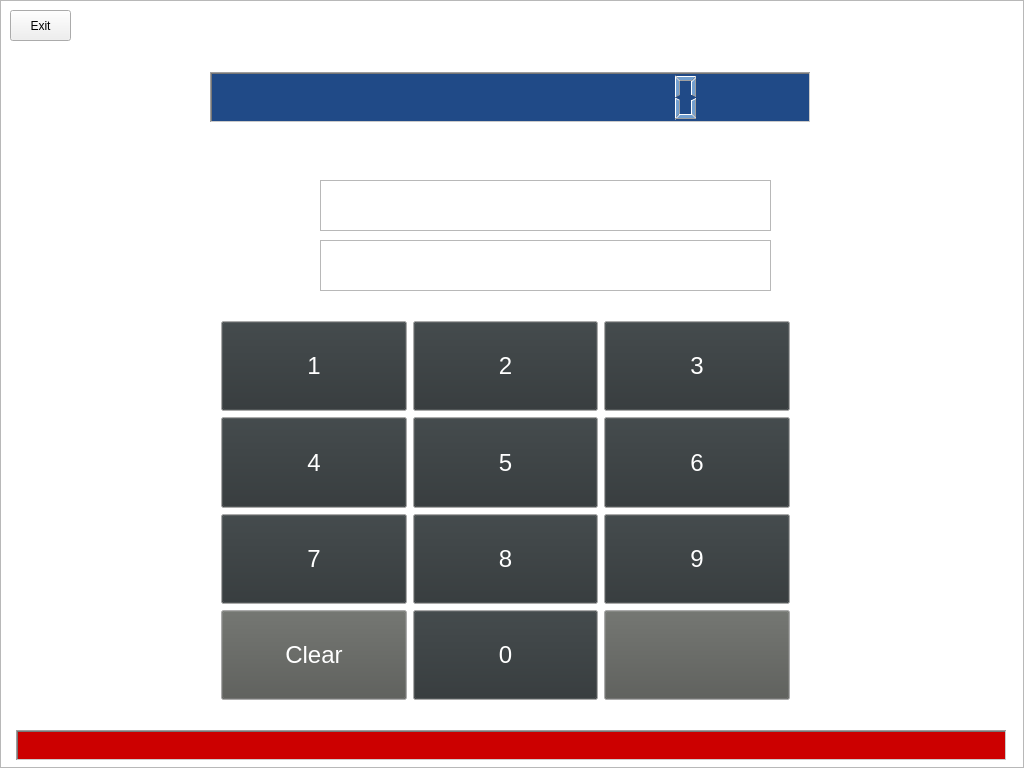
Old version of the form mainwindow.ui in the repository swodaemkram/aces.
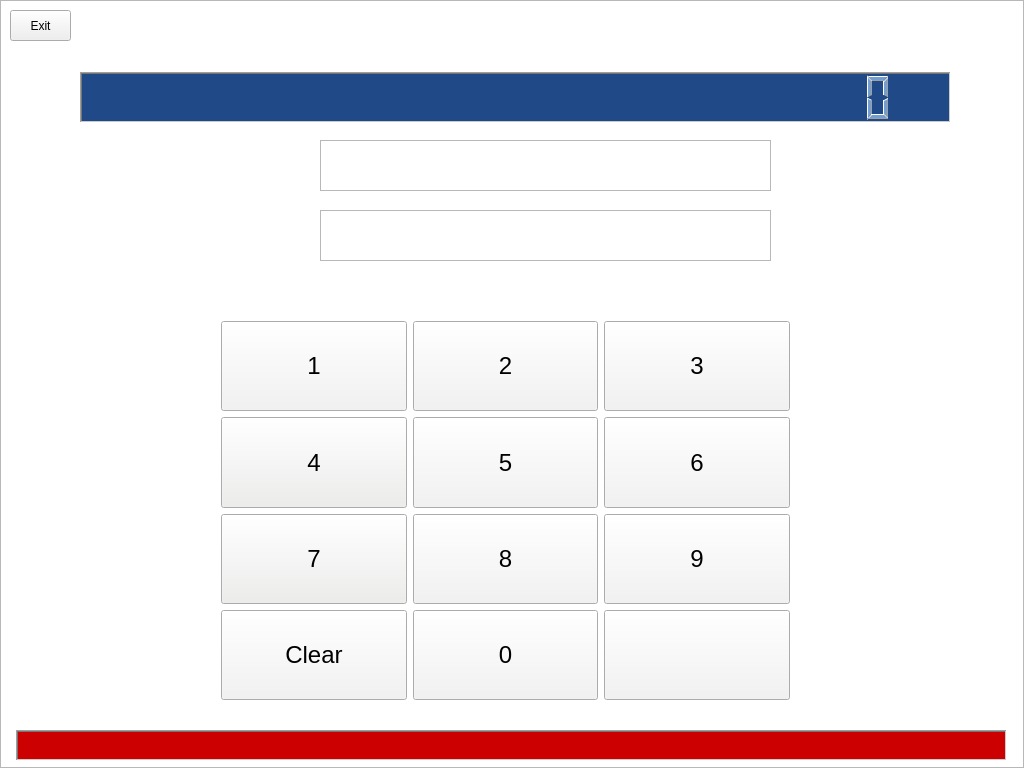
New version of the form.

Diff of the .ui file:
```diff
--- a/mainwindow.ui
+++ b/mainwindow.ui
@@ -194,18 +194,18 @@
           <colorrole role="Button">
            <brush brushstyle="SolidPattern">
             <color alpha="255">
-             <red>46</red>
-             <green>52</green>
-             <blue>54</blue>
+             <red>243</red>
+             <green>243</green>
+             <blue>243</blue>
             </color>
            </brush>
           </colorrole>
           <colorrole role="ButtonText">
            <brush brushstyle="SolidPattern">
             <color alpha="255">
-             <red>255</red>
-             <green>255</green>
-             <blue>255</blue>
+             <red>0</red>
+             <green>0</green>
+             <blue>0</blue>
             </color>
            </brush>
           </colorrole>
@@ -214,18 +214,18 @@
           <colorrole role="Button">
            <brush brushstyle="SolidPattern">
             <color alpha="255">
-             <red>46</red>
-             <green>52</green>
-             <blue>54</blue>
+             <red>243</red>
+             <green>243</green>
+             <blue>243</blue>
             </color>
            </brush>
           </colorrole>
           <colorrole role="ButtonText">
            <brush brushstyle="SolidPattern">
             <color alpha="255">
-             <red>255</red>
-             <green>255</green>
-             <blue>255</blue>
+             <red>0</red>
+             <green>0</green>
+             <blue>0</blue>
             </color>
            </brush>
           </colorrole>
@@ -234,9 +234,9 @@
           <colorrole role="Button">
            <brush brushstyle="SolidPattern">
             <color alpha="255">
-             <red>46</red>
-             <green>52</green>
-             <blue>54</blue>
+             <red>243</red>
+             <green>243</green>
+             <blue>243</blue>
             </color>
            </brush>
           </colorrole>
@@ -279,18 +279,18 @@
           <colorrole role="Button">
            <brush brushstyle="SolidPattern">
             <color alpha="255">
-             <red>46</red>
-             <green>52</green>
-             <blue>54</blue>
+             <red>243</red>
+             <green>243</green>
+             <blue>243</blue>
             </color>
            </brush>
           </colorrole>
           <colorrole role="ButtonText">
            <brush brushstyle="SolidPattern">
             <color alpha="255">
-             <red>255</red>
-             <green>255</green>
-             <blue>255</blue>
+             <red>0</red>
+             <green>0</green>
+             <blue>0</blue>
             </color>
            </brush>
           </colorrole>
@@ -299,18 +299,18 @@
           <colorrole role="Button">
            <brush brushstyle="SolidPattern">
             <color alpha="255">
-             <red>46</red>
-             <green>52</green>
-             <blue>54</blue>
+             <red>243</red>
+             <green>243</green>
+             <blue>243</blue>
             </color>
            </brush>
           </colorrole>
           <colorrole role="ButtonText">
            <brush brushstyle="SolidPattern">
             <color alpha="255">
-             <red>255</red>
-             <green>255</green>
-             <blue>255</blue>
+             <red>0</red>
+             <green>0</green>
+             <blue>0</blue>
             </color>
            </brush>
           </colorrole>
@@ -319,9 +319,9 @@
           <colorrole role="Button">
            <brush brushstyle="SolidPattern">
             <color alpha="255">
-             <red>46</red>
-             <green>52</green>
-             <blue>54</blue>
+             <red>243</red>
+             <green>243</green>
+             <blue>243</blue>
             </color>
            </brush>
           </colorrole>
@@ -364,18 +364,18 @@
           <colorrole role="Button">
            <brush brushstyle="SolidPattern">
             <color alpha="255">
-             <red>46</red>
-             <green>52</green>
-             <blue>54</blue>
+             <red>243</red>
+             <green>243</green>
+             <blue>243</blue>
             </color>
            </brush>
           </colorrole>
           <colorrole role="ButtonText">
            <brush brushstyle="SolidPattern">
             <color alpha="255">
-             <red>255</red>
-             <green>255</green>
-             <blue>255</blue>
+             <red>0</red>
+             <green>0</green>
+             <blue>0</blue>
             </color>
            </brush>
           </colorrole>
@@ -384,18 +384,18 @@
           <colorrole role="Button">
            <brush brushstyle="SolidPattern">
             <color alpha="255">
-             <red>46</red>
-             <green>52</green>
-             <blue>54</blue>
+             <red>243</red>
+             <green>243</green>
+             <blue>243</blue>
             </color>
            </brush>
           </colorrole>
           <colorrole role="ButtonText">
            <brush brushstyle="SolidPattern">
             <color alpha="255">
-             <red>255</red>
-             <green>255</green>
-             <blue>255</blue>
+             <red>0</red>
+             <green>0</green>
+             <blue>0</blue>
             </color>
            </brush>
           </colorrole>
@@ -404,9 +404,9 @@
           <colorrole role="Button">
            <brush brushstyle="SolidPattern">
             <color alpha="255">
-             <red>46</red>
-             <green>52</green>
-             <blue>54</blue>
+             <red>243</red>
+             <green>243</green>
+             <blue>243</blue>
             </color>
            </brush>
           </colorrole>
@@ -449,18 +449,18 @@
           <colorrole role="Button">
            <brush brushstyle="SolidPattern">
             <color alpha="255">
-             <red>46</red>
-             <green>52</green>
-             <blue>54</blue>
+             <red>243</red>
+             <green>243</green>
+             <blue>243</blue>
             </color>
            </brush>
           </colorrole>
           <colorrole role="ButtonText">
            <brush brushstyle="SolidPattern">
             <color alpha="255">
-             <red>255</red>
-             <green>255</green>
-             <blue>255</blue>
+             <red>0</red>
+             <green>0</green>
+             <blue>0</blue>
             </color>
            </brush>
           </colorrole>
@@ -469,18 +469,18 @@
           <colorrole role="Button">
            <brush brushstyle="SolidPattern">
             <color alpha="255">
-             <red>46</red>
-             <green>52</green>
-             <blue>54</blue>
+             <red>243</red>
+             <green>243</green>
+             <blue>243</blue>
             </color>
            </brush>
           </colorrole>
           <colorrole role="ButtonText">
            <brush brushstyle="SolidPattern">
             <color alpha="255">
-             <red>255</red>
-             <green>255</green>
-             <blue>255</blue>
+             <red>0</red>
+             <green>0</green>
+             <blue>0</blue>
             </color>
            </brush>
           </colorrole>
@@ -489,9 +489,9 @@
           <colorrole role="Button">
            <brush brushstyle="SolidPattern">
             <color alpha="255">
-             <red>46</red>
-             <green>52</green>
-             <blue>54</blue>
+             <red>243</red>
+             <green>243</green>
+             <blue>243</blue>
             </color>
            </brush>
           </colorrole>
@@ -534,18 +534,18 @@
           <colorrole role="Button">
            <brush brushstyle="SolidPattern">
             <color alpha="255">
-             <red>46</red>
-             <green>52</green>
-             <blue>54</blue>
+             <red>243</red>
+             <green>243</green>
+             <blue>243</blue>
             </color>
            </brush>
           </colorrole>
           <colorrole role="ButtonText">
            <brush brushstyle="SolidPattern">
             <color alpha="255">
-             <red>255</red>
-             <green>255</green>
-             <blue>255</blue>
+             <red>0</red>
+             <green>0</green>
+             <blue>0</blue>
             </color>
            </brush>
           </colorrole>
@@ -554,18 +554,18 @@
           <colorrole role="Button">
            <brush brushstyle="SolidPattern">
             <color alpha="255">
-             <red>46</red>
-             <green>52</green>
-             <blue>54</blue>
+             <red>243</red>
+             <green>243</green>
+             <blue>243</blue>
             </color>
            </brush>
           </colorrole>
           <colorrole role="ButtonText">
            <brush brushstyle="SolidPattern">
             <color alpha="255">
-             <red>255</red>
-             <green>255</green>
-             <blue>255</blue>
+             <red>0</red>
+             <green>0</green>
+             <blue>0</blue>
             </color>
            </brush>
           </colorrole>
@@ -574,9 +574,9 @@
           <colorrole role="Button">
            <brush brushstyle="SolidPattern">
             <color alpha="255">
-             <red>46</red>
-             <green>52</green>
-             <blue>54</blue>
+             <red>243</red>
+             <green>243</green>
+             <blue>243</blue>
             </color>
            </brush>
           </colorrole>
@@ -619,18 +619,18 @@
           <colorrole role="Button">
            <brush brushstyle="SolidPattern">
             <color alpha="255">
-             <red>46</red>
-             <green>52</green>
-             <blue>54</blue>
+             <red>243</red>
+             <green>243</green>
+             <blue>243</blue>
             </color>
            </brush>
           </colorrole>
           <colorrole role="ButtonText">
            <brush brushstyle="SolidPattern">
             <color alpha="255">
-             <red>255</red>
-             <green>255</green>
-             <blue>255</blue>
+             <red>0</red>
+             <green>0</green>
+             <blue>0</blue>
             </color>
            </brush>
           </colorrole>
@@ -639,18 +639,18 @@
           <colorrole role="Button">
            <brush brushstyle="SolidPattern">
             <color alpha="255">
-             <red>46</red>
-             <green>52</green>
-             <blue>54</blue>
+             <red>243</red>
+             <green>243</green>
+             <blue>243</blue>
             </color>
            </brush>
           </colorrole>
           <colorrole role="ButtonText">
            <brush brushstyle="SolidPattern">
             <color alpha="255">
-             <red>255</red>
-             <green>255</green>
-             <blue>255</blue>
+             <red>0</red>
+             <green>0</green>
+             <blue>0</blue>
             </color>
            </brush>
           </colorrole>
@@ -659,9 +659,9 @@
           <colorrole role="Button">
            <brush brushstyle="SolidPattern">
             <color alpha="255">
-             <red>46</red>
-             <green>52</green>
-             <blue>54</blue>
+             <red>243</red>
+             <green>243</green>
+             <blue>243</blue>
             </color>
            </brush>
           </colorrole>
@@ -704,18 +704,18 @@
           <colorrole role="Button">
            <brush brushstyle="SolidPattern">
             <color alpha="255">
-             <red>85</red>
-             <green>87</green>
-             <blue>83</blue>
+             <red>243</red>
+             <green>243</green>
+             <blue>243</blue>
             </color>
            </brush>
           </colorrole>
           <colorrole role="ButtonText">
            <brush brushstyle="SolidPattern">
             <color alpha="255">
-             <red>255</red>
-             <green>255</green>
-             <blue>255</blue>
+             <red>0</red>
+             <green>0</green>
+             <blue>0</blue>
             </color>
            </brush>
           </colorrole>
@@ -724,18 +724,18 @@
           <colorrole role="Button">
            <brush brushstyle="SolidPattern">
             <color alpha="255">
-             <red>85</red>
-             <green>87</green>
-             <blue>83</blue>
+             <red>243</red>
+             <green>243</green>
+             <blue>243</blue>
             </color>
            </brush>
           </colorrole>
           <colorrole role="ButtonText">
            <brush brushstyle="SolidPattern">
             <color alpha="255">
-             <red>255</red>
-             <green>255</green>
-             <blue>255</blue>
+             <red>0</red>
+             <green>0</green>
+             <blue>0</blue>
             </color>
            </brush>
           </colorrole>
@@ -744,9 +744,9 @@
           <colorrole role="Button">
            <brush brushstyle="SolidPattern">
             <color alpha="255">
-             <red>85</red>
-             <green>87</green>
-             <blue>83</blue>
+             <red>243</red>
+             <green>243</green>
+             <blue>243</blue>
             </color>
            </brush>
           </colorrole>
@@ -789,18 +789,18 @@
           <colorrole role="Button">
            <brush brushstyle="SolidPattern">
             <color alpha="255">
-             <red>46</red>
-             <green>52</green>
-             <blue>54</blue>
+             <red>238</red>
+             <green>238</green>
+             <blue>236</blue>
             </color>
            </brush>
           </colorrole>
           <colorrole role="ButtonText">
            <brush brushstyle="SolidPattern">
             <color alpha="255">
-             <red>255</red>
-             <green>255</green>
-             <blue>255</blue>
+             <red>0</red>
+             <green>0</green>
+             <blue>0</blue>
             </color>
            </brush>
           </colorrole>
@@ -809,18 +809,18 @@
           <colorrole role="Button">
            <brush brushstyle="SolidPattern">
             <color alpha="255">
-             <red>46</red>
-             <green>52</green>
-             <blue>54</blue>
+             <red>238</red>
+             <green>238</green>
+             <blue>236</blue>
             </color>
            </brush>
           </colorrole>
           <colorrole role="ButtonText">
            <brush brushstyle="SolidPattern">
             <color alpha="255">
-             <red>255</red>
-             <green>255</green>
-             <blue>255</blue>
+             <red>0</red>
+             <green>0</green>
+             <blue>0</blue>
             </color>
            </brush>
           </colorrole>
@@ -829,9 +829,9 @@
           <colorrole role="Button">
            <brush brushstyle="SolidPattern">
             <color alpha="255">
-             <red>46</red>
-             <green>52</green>
-             <blue>54</blue>
+             <red>238</red>
+             <green>238</green>
+             <blue>236</blue>
             </color>
            </brush>
           </colorrole>
@@ -874,18 +874,18 @@
           <colorrole role="Button">
            <brush brushstyle="SolidPattern">
             <color alpha="255">
-             <red>46</red>
-             <green>52</green>
-             <blue>54</blue>
+             <red>243</red>
+             <green>243</green>
+             <blue>243</blue>
             </color>
            </brush>
           </colorrole>
           <colorrole role="ButtonText">
            <brush brushstyle="SolidPattern">
             <color alpha="255">
-             <red>255</red>
-             <green>255</green>
-             <blue>255</blue>
+             <red>0</red>
+             <green>0</green>
+             <blue>0</blue>
             </color>
            </brush>
           </colorrole>
@@ -894,18 +894,18 @@
           <colorrole role="Button">
            <brush brushstyle="SolidPattern">
             <color alpha="255">
-             <red>46</red>
-             <green>52</green>
-             <blue>54</blue>
+             <red>243</red>
+             <green>243</green>
+             <blue>243</blue>
             </color>
            </brush>
           </colorrole>
           <colorrole role="ButtonText">
            <brush brushstyle="SolidPattern">
             <color alpha="255">
-             <red>255</red>
-             <green>255</green>
-             <blue>255</blue>
+             <red>0</red>
+             <green>0</green>
+             <blue>0</blue>
             </color>
            </brush>
           </colorrole>
@@ -914,9 +914,9 @@
           <colorrole role="Button">
            <brush brushstyle="SolidPattern">
             <color alpha="255">
-             <red>46</red>
-             <green>52</green>
-             <blue>54</blue>
+             <red>243</red>
+             <green>243</green>
+             <blue>243</blue>
             </color>
            </brush>
           </colorrole>
@@ -959,18 +959,18 @@
           <colorrole role="Button">
            <brush brushstyle="SolidPattern">
             <color alpha="255">
-             <red>46</red>
-             <green>52</green>
-             <blue>54</blue>
+             <red>238</red>
+             <green>238</green>
+             <blue>236</blue>
             </color>
            </brush>
           </colorrole>
           <colorrole role="ButtonText">
            <brush brushstyle="SolidPattern">
             <color alpha="255">
-             <red>255</red>
-             <green>255</green>
-             <blue>255</blue>
+             <red>0</red>
+             <green>0</green>
+             <blue>0</blue>
             </color>
            </brush>
           </colorrole>
@@ -979,18 +979,18 @@
           <colorrole role="Button">
            <brush brushstyle="SolidPattern">
             <color alpha="255">
-             <red>46</red>
-             <green>52</green>
-             <blue>54</blue>
+             <red>238</red>
+             <green>238</green>
+             <blue>236</blue>
             </color>
            </brush>
           </colorrole>
           <colorrole role="ButtonText">
            <brush brushstyle="SolidPattern">
             <color alpha="255">
-             <red>255</red>
-             <green>255</green>
-             <blue>255</blue>
+             <red>0</red>
+             <green>0</green>
+             <blue>0</blue>
             </color>
            </brush>
           </colorrole>
@@ -999,9 +999,9 @@
           <colorrole role="Button">
            <brush brushstyle="SolidPattern">
             <color alpha="255">
-             <red>46</red>
-             <green>52</green>
-             <blue>54</blue>
+             <red>238</red>
+             <green>238</green>
+             <blue>236</blue>
             </color>
            </brush>
           </colorrole>
@@ -1044,18 +1044,18 @@
           <colorrole role="Button">
            <brush brushstyle="SolidPattern">
             <color alpha="255">
-             <red>46</red>
-             <green>52</green>
-             <blue>54</blue>
+             <red>243</red>
+             <green>243</green>
+             <blue>243</blue>
             </color>
            </brush>
           </colorrole>
           <colorrole role="ButtonText">
            <brush brushstyle="SolidPattern">
             <color alpha="255">
-             <red>255</red>
-             <green>255</green>
-             <blue>255</blue>
+             <red>0</red>
+             <green>0</green>
+             <blue>0</blue>
             </color>
            </brush>
           </colorrole>
@@ -1064,18 +1064,18 @@
           <colorrole role="Button">
            <brush brushstyle="SolidPattern">
             <color alpha="255">
-             <red>46</red>
-             <green>52</green>
-             <blue>54</blue>
+             <red>243</red>
+             <green>243</green>
+             <blue>243</blue>
             </color>
            </brush>
           </colorrole>
           <colorrole role="ButtonText">
            <brush brushstyle="SolidPattern">
             <color alpha="255">
-             <red>255</red>
-             <green>255</green>
-             <blue>255</blue>
+             <red>0</red>
+             <green>0</green>
+             <blue>0</blue>
             </color>
            </brush>
           </colorrole>
@@ -1084,9 +1084,9 @@
           <colorrole role="Button">
            <brush brushstyle="SolidPattern">
             <color alpha="255">
-             <red>46</red>
-             <green>52</green>
-             <blue>54</blue>
+             <red>243</red>
+             <green>243</green>
+             <blue>243</blue>
             </color>
            </brush>
           </colorrole>
@@ -1129,18 +1129,18 @@
           <colorrole role="Button">
            <brush brushstyle="SolidPattern">
             <color alpha="255">
-             <red>85</red>
-             <green>87</green>
-             <blue>83</blue>
+             <red>243</red>
+             <green>243</green>
+             <blue>243</blue>
             </color>
            </brush>
           </colorrole>
           <colorrole role="ButtonText">
            <brush brushstyle="SolidPattern">
             <color alpha="255">
-             <red>255</red>
-             <green>255</green>
-             <blue>255</blue>
+             <red>0</red>
+             <green>0</green>
+             <blue>0</blue>
             </color>
            </brush>
           </colorrole>
@@ -1149,18 +1149,18 @@
           <colorrole role="Button">
            <brush brushstyle="SolidPattern">
             <color alpha="255">
-             <red>85</red>
-             <green>87</green>
-             <blue>83</blue>
+             <red>243</red>
+             <green>243</green>
+             <blue>243</blue>
             </color>
            </brush>
           </colorrole>
           <colorrole role="ButtonText">
            <brush brushstyle="SolidPattern">
             <color alpha="255">
-             <red>255</red>
-             <green>255</green>
-             <blue>255</blue>
+             <red>0</red>
+             <green>0</green>
+             <blue>0</blue>
             </color>
            </brush>
           </colorrole>
@@ -1169,9 +1169,9 @@
           <colorrole role="Button">
            <brush brushstyle="SolidPattern">
             <color alpha="255">
-             <red>85</red>
-             <green>87</green>
-             <blue>83</blue>
+             <red>243</red>
+             <green>243</green>
+             <blue>243</blue>
             </color>
            </brush>
           </colorrole>
@@ -1206,7 +1206,7 @@
     <property name="geometry">
      <rect>
       <x>320</x>
-      <y>180</y>
+      <y>140</y>
       <width>451</width>
       <height>51</height>
      </rect>
@@ -1227,7 +1227,7 @@
     <property name="geometry">
      <rect>
       <x>320</x>
-      <y>240</y>
+      <y>210</y>
       <width>451</width>
       <height>51</height>
      </rect>
@@ -1254,7 +1254,7 @@
     <property name="geometry">
      <rect>
       <x>220</x>
-      <y>190</y>
+      <y>140</y>
       <width>91</width>
       <height>41</height>
      </rect>
@@ -1369,7 +1369,7 @@
     <property name="geometry">
      <rect>
       <x>250</x>
-      <y>250</y>
+      <y>220</y>
       <width>61</width>
       <height>31</height>
      </rect>
@@ -1450,9 +1450,9 @@
    <widget class="QLCDNumber" name="lcdNumber">
     <property name="geometry">
      <rect>
-      <x>210</x>
+      <x>80</x>
       <y>72</y>
-      <width>601</width>
+      <width>871</width>
       <height>51</height>
      </rect>
     </property>
@@ -1641,7 +1641,7 @@
      <bool>false</bool>
     </property>
     <property name="digitCount">
-     <number>15</number>
+     <number>30</number>
     </property>
     <property name="segmentStyle">
      <enum>QLCDNumber::Filled</enum>
```
